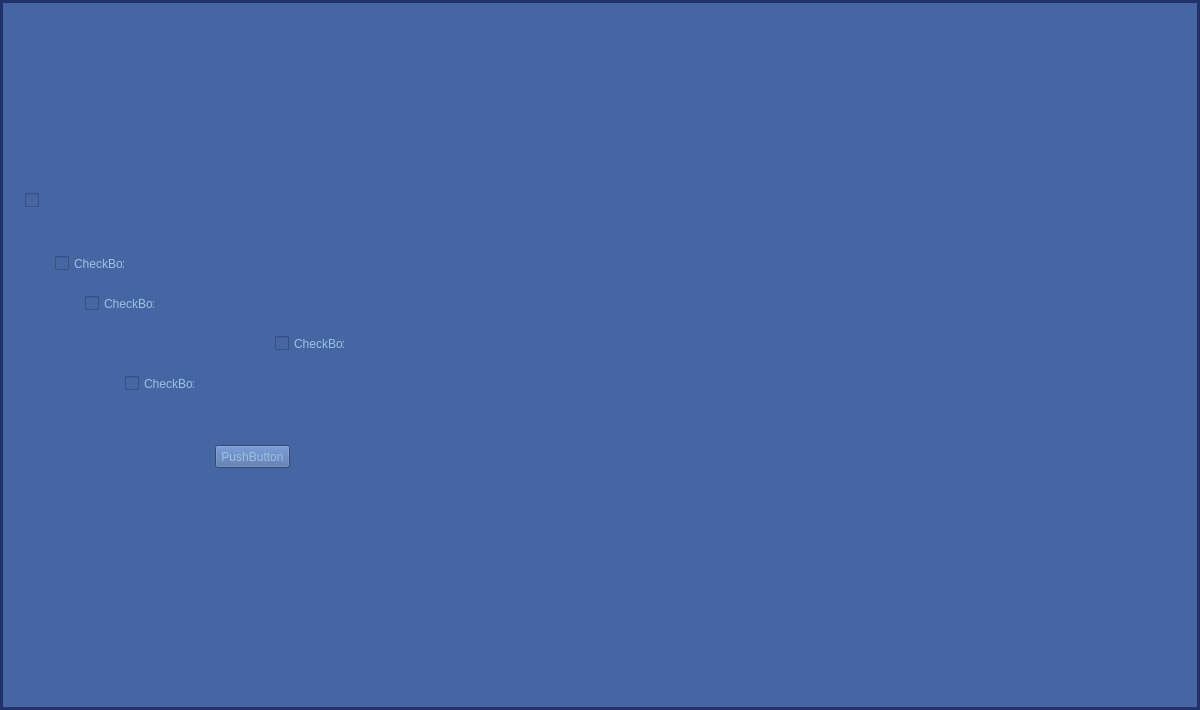
This is APOLLO_MainWindow.ui in ThatNerd404/A.P.O.L.L.O as Qt 5 draws it before an edit. The edited form follows.
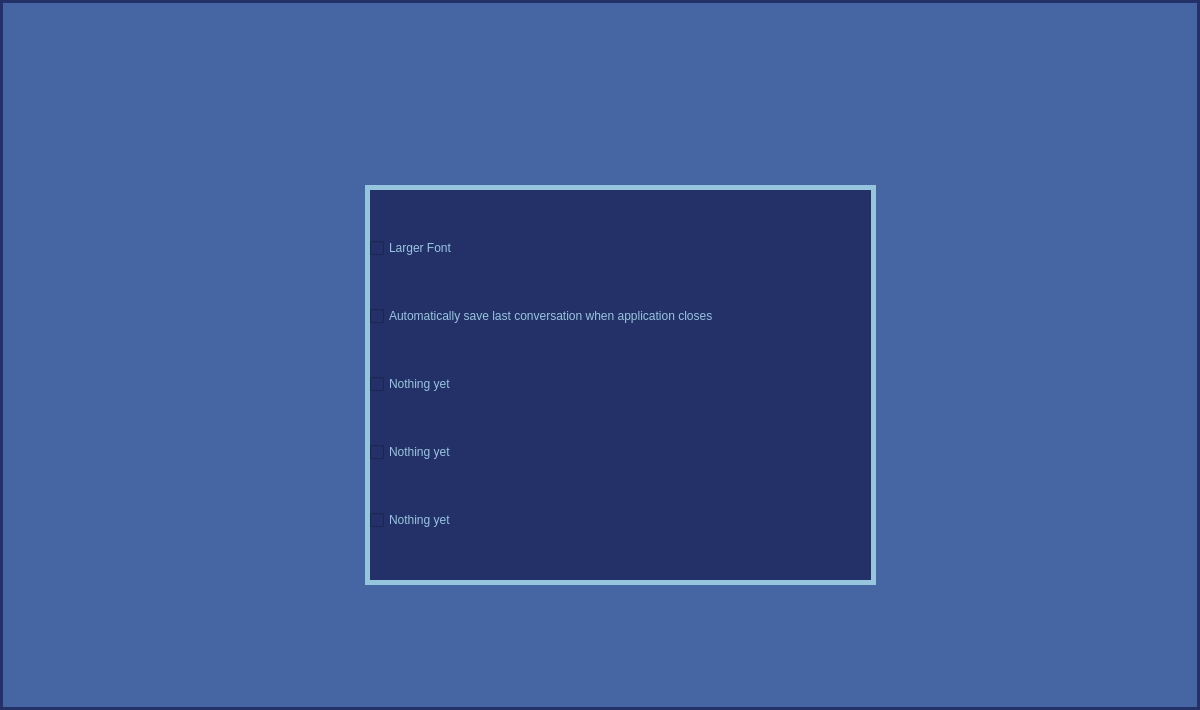
This is the edited form. The open tabs and pages were chosen to show the change. Icons and pictures are not drawn.

Commit message: optimization and finishing settings page

```diff
--- a/APOLLO_MainWindow.ui
+++ b/APOLLO_MainWindow.ui
@@ -801,82 +801,125 @@
        <pixmap>Assets/Settings_Title.png</pixmap>
       </property>
      </widget>
-     <widget class="QCheckBox" name="checkBox">
+     <widget class="QFrame" name="Checkbox_Frame">
       <property name="geometry">
        <rect>
-        <x>20</x>
+        <x>360</x>
         <y>140</y>
-        <width>291</width>
-        <height>31</height>
+        <width>511</width>
+        <height>400</height>
        </rect>
+      </property>
+      <property name="styleSheet">
+       <string notr="true">QFrame {
+background-color: #243169;
+border-color:#98c5de;
+border-style: solid;
+border-width: 5px;
+}
+
+QCheckBox {
+background-color: #243169;
+}
+
+QPushButton {
+background-color: #243169;
+}</string>
+      </property>
+      <layout class="QVBoxLayout" name="verticalLayout">
+       <property name="spacing">
+        <number>0</number>
+       </property>
+       <property name="leftMargin">
+        <number>0</number>
+       </property>
+       <property name="topMargin">
+        <number>0</number>
+       </property>
+       <property name="rightMargin">
+        <number>0</number>
+       </property>
+       <property name="bottomMargin">
+        <number>0</number>
+       </property>
+       <item>
+        <widget class="QCheckBox" name="Font_Setting_CheckBox">
+         <property name="text">
+          <string>Larger Font</string>
+         </property>
+         <property name="tristate">
+          <bool>false</bool>
+         </property>
+        </widget>
+       </item>
+       <item>
+        <widget class="QCheckBox" name="Autosave_CheckBox">
+         <property name="text">
+          <string>Automatically save last conversation when application closes</string>
+         </property>
+        </widget>
+       </item>
+       <item>
+        <widget class="QCheckBox" name="checkBox_2">
+         <property name="text">
+          <string>Nothing yet</string>
+         </property>
+        </widget>
+       </item>
+       <item>
+        <widget class="QCheckBox" name="checkBox_5">
+         <property name="text">
+          <string>Nothing yet</string>
+         </property>
+        </widget>
+       </item>
+       <item>
+        <widget class="QCheckBox" name="checkBox_3">
+         <property name="text">
+          <string>Nothing yet</string>
+         </property>
+        </widget>
+       </item>
+      </layout>
+     </widget>
+     <widget class="QPushButton" name="Apply_Changes_Button">
+      <property name="geometry">
+       <rect>
+        <x>480</x>
+        <y>540</y>
+        <width>256</width>
+        <height>64</height>
+       </rect>
+      </property>
+      <property name="minimumSize">
+       <size>
+        <width>256</width>
+        <height>64</height>
+       </size>
+      </property>
+      <property name="maximumSize">
+       <size>
+        <width>256</width>
+        <height>16777215</height>
+       </size>
+      </property>
+      <property name="styleSheet">
+       <string notr="true">QPushButton {
+qproperty-icon: url(&quot; &quot;);
+qproperty-iconSize: 256px 64px;
+width: 256px;
+height:64px;
+background-image: url(C:/Users/MyCom/Desktop/.vscode/Github_Projects/A.P.O.L.L.O/Assets/Apply_Changes_Button.png);
+  background-repeat: no-repeat;}
+QPushButton:hover {
+background-image: url(C:/Users/MyCom/Desktop/.vscode/Github_Projects/A.P.O.L.L.O/Assets/Apply_Changes_Button_Down.png);
+background-repeat: no-repeat;}</string>
       </property>
       <property name="text">
        <string/>
       </property>
-     </widget>
-     <widget class="QCheckBox" name="checkBox_2">
-      <property name="geometry">
-       <rect>
-        <x>50</x>
-        <y>210</y>
-        <width>70</width>
-        <height>17</height>
-       </rect>
-      </property>
-      <property name="text">
-       <string>CheckBox</string>
-      </property>
-     </widget>
-     <widget class="QCheckBox" name="checkBox_3">
-      <property name="geometry">
-       <rect>
-        <x>120</x>
-        <y>330</y>
-        <width>70</width>
-        <height>17</height>
-       </rect>
-      </property>
-      <property name="text">
-       <string>CheckBox</string>
-      </property>
-     </widget>
-     <widget class="QCheckBox" name="checkBox_4">
-      <property name="geometry">
-       <rect>
-        <x>80</x>
-        <y>250</y>
-        <width>70</width>
-        <height>17</height>
-       </rect>
-      </property>
-      <property name="text">
-       <string>CheckBox</string>
-      </property>
-     </widget>
-     <widget class="QCheckBox" name="checkBox_5">
-      <property name="geometry">
-       <rect>
-        <x>270</x>
-        <y>290</y>
-        <width>70</width>
-        <height>17</height>
-       </rect>
-      </property>
-      <property name="text">
-       <string>CheckBox</string>
-      </property>
-     </widget>
-     <widget class="QPushButton" name="pushButton">
-      <property name="geometry">
-       <rect>
-        <x>210</x>
-        <y>400</y>
-        <width>75</width>
-        <height>23</height>
-       </rect>
-      </property>
-      <property name="text">
-       <string>PushButton</string>
+      <property name="flat">
+       <bool>true</bool>
       </property>
      </widget>
     </widget>
```
Left out of the diff: 2 changed lines with no effect on the pictures. The commit also changes 4 other files.
